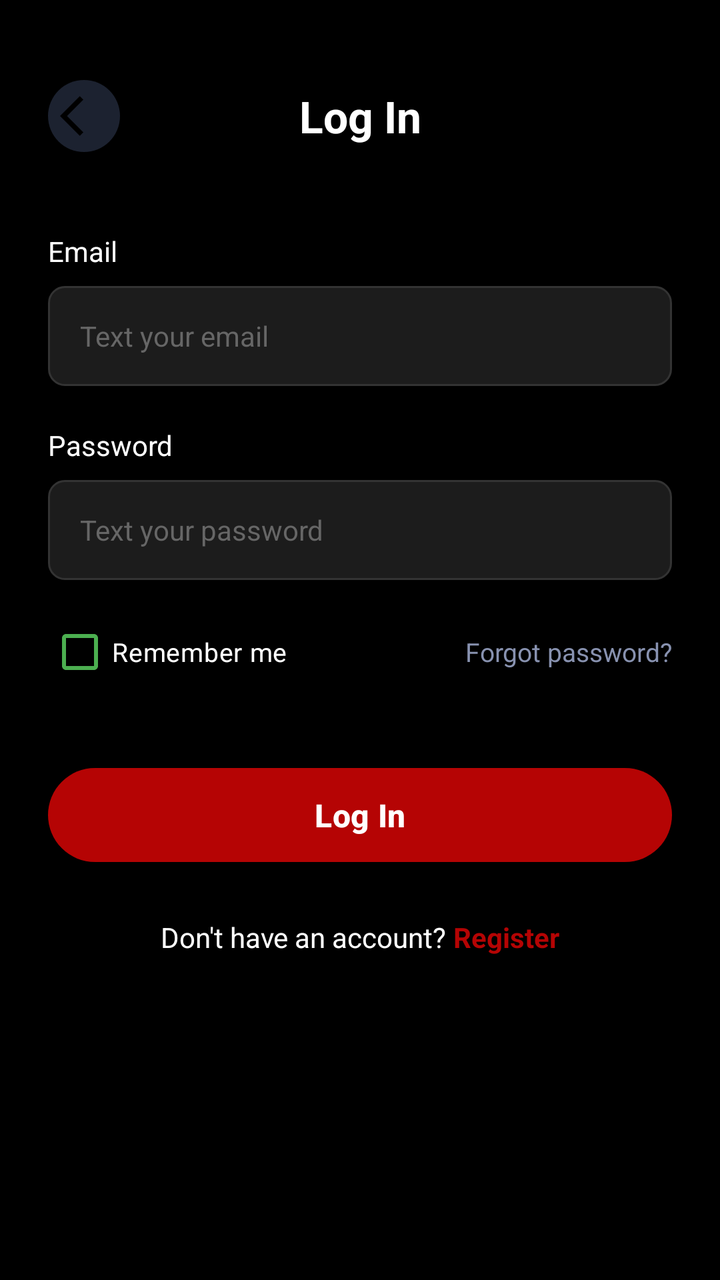
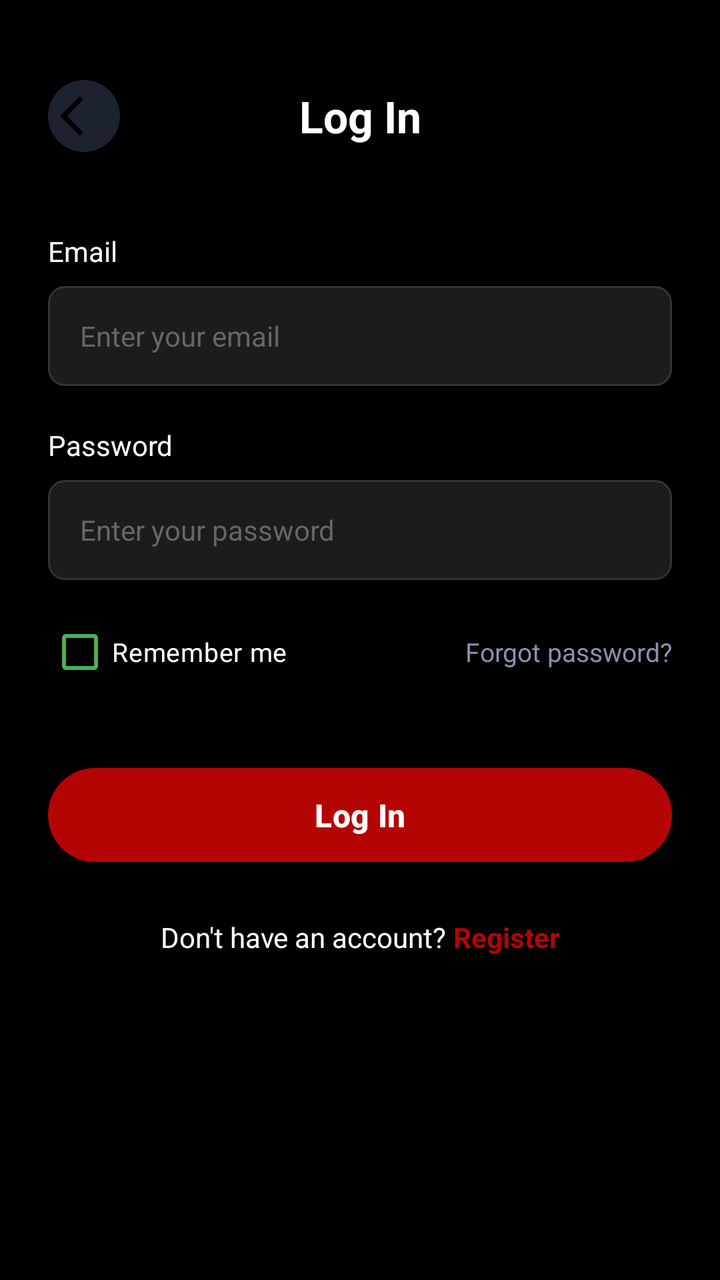

Screens rendered from an Android XML layout before and after an edit, with the pre-edit source and the edit as a unified diff.
<!-- AndroidManifest.xml: activity theme Theme.Assignment1 -->
<!-- res/layout/activity_login.xml -->
<?xml version="1.0" encoding="utf-8"?>
<ScrollView xmlns:android="http://schemas.android.com/apk/res/android"
    xmlns:app="http://schemas.android.com/apk/res-auto"
    android:layout_width="match_parent"
    android:layout_height="match_parent"
    android:background="@color/black"
    android:fillViewport="true">

    <LinearLayout
        android:layout_width="match_parent"
        android:layout_height="wrap_content"
        android:orientation="vertical"
        android:padding="24dp">

        
        <LinearLayout
            android:layout_width="match_parent"
            android:layout_height="wrap_content"
            android:orientation="horizontal"
            android:gravity="center_vertical"
            android:layout_marginBottom="40dp"
            android:layout_marginTop="16dp">

            <ImageButton
                android:id="@+id/btnBack"
                android:layout_width="36dp"
                android:layout_height="36dp"
                android:src="@drawable/ic_back"
                android:background="@drawable/back_button_bg"
                android:padding="8dp"
                android:contentDescription="Back" />

            <TextView
                android:layout_width="0dp"
                android:layout_height="wrap_content"
                android:layout_weight="1"
                android:text="Log In"
                android:textColor="@color/white"
                android:textSize="22sp"
                android:textStyle="bold"
                android:gravity="center" />

            <View
                android:layout_width="36dp"
                android:layout_height="36dp" />

        </LinearLayout>

        
        <TextView
            android:layout_width="wrap_content"
            android:layout_height="wrap_content"
            android:text="Email"
            android:textColor="@color/white"
            android:textSize="14sp"
            android:layout_marginBottom="8dp" />

        
        <EditText
            android:id="@+id/etEmail"
            android:layout_width="match_parent"
            android:layout_height="50dp"
            android:background="@drawable/edit_text_bg"
            android:hint="Text your email"
            android:textColorHint="#666666"
            android:textColor="@color/white"
            android:paddingStart="16dp"
            android:paddingEnd="16dp"
            android:inputType="textEmailAddress"
            android:textSize="14sp"
            android:layout_marginBottom="20dp" />

        
        <TextView
            android:layout_width="wrap_content"
            android:layout_height="wrap_content"
            android:text="Password"
            android:textColor="@color/white"
            android:textSize="14sp"
            android:layout_marginBottom="8dp" />

        
        <EditText
            android:id="@+id/etPassword"
            android:layout_width="match_parent"
            android:layout_height="50dp"
            android:background="@drawable/edit_text_bg"
            android:hint="Text your password"
            android:textColorHint="#666666"
            android:textColor="@color/white"
            android:paddingStart="16dp"
            android:paddingEnd="16dp"
            android:inputType="textPassword"
            android:textSize="14sp"
            android:layout_marginBottom="12dp" />

        
        <LinearLayout
            android:layout_width="match_parent"
            android:layout_height="wrap_content"
            android:orientation="horizontal"
            android:gravity="center_vertical"
            android:layout_marginBottom="30dp">

            <CheckBox
                android:id="@+id/cbRememberMe"
                android:layout_width="wrap_content"
                android:layout_height="wrap_content"
                android:text="Remember me"
                android:textColor="@color/white"
                android:textSize="13sp"
                android:buttonTint="#4CAF50"
                android:checked="true" />

            <View
                android:layout_width="0dp"
                android:layout_height="0dp"
                android:layout_weight="1" />

            <TextView
                android:id="@+id/tvForgotPassword"
                android:layout_width="wrap_content"
                android:layout_height="wrap_content"
                android:text="Forgot password?"
                android:textColor="#8892B0"
                android:textSize="13sp" />

        </LinearLayout>

        
        <com.google.android.material.button.MaterialButton
            android:id="@+id/btnLogin"
            android:layout_width="match_parent"
            android:layout_height="55dp"
            android:text="Log In"
            android:textAllCaps="false"
            android:textColor="@color/white"
            android:textSize="16sp"
            android:textStyle="bold"
            app:cornerRadius="28dp"
            app:backgroundTint="@color/light_red" />

        
        <LinearLayout
            android:layout_width="match_parent"
            android:layout_height="wrap_content"
            android:orientation="horizontal"
            android:gravity="center"
            android:layout_marginTop="24dp">

            <TextView
                android:layout_width="wrap_content"
                android:layout_height="wrap_content"
                android:text="Don't have an account? "
                android:textColor="@color/white"
                android:textSize="14sp" />

            <TextView
                android:id="@+id/tvRegister"
                android:layout_width="wrap_content"
                android:layout_height="wrap_content"
                android:text="Register"
                android:textColor="@color/light_red"
                android:textSize="14sp"
                android:textStyle="bold" />

        </LinearLayout>

    </LinearLayout>
</ScrollView>
<!-- resources referenced by this layout -->
<resources>
  <color name="black">#FF000000</color>
  <color name="light_red">#b50404</color>
  <color name="white">#FFFFFFFF</color>
  <!-- drawable back_button_bg (drawable) -->
  <?xml version="1.0" encoding="utf-8"?>
  <shape xmlns:android="http://schemas.android.com/apk/res/android"
      android:shape="oval">
      <solid android:color="#1C2230" />
  </shape>
  <!-- drawable edit_text_bg (drawable) -->
  <?xml version="1.0" encoding="utf-8"?>
  <shape xmlns:android="http://schemas.android.com/apk/res/android"
      android:shape="rectangle">
      <solid android:color="#1C1C1C" />
      <corners android:radius="8dp" />
      <stroke
          android:width="1dp"
          android:color="#333333" />
  </shape>
  <!-- drawable ic_back (drawable) -->
  <vector xmlns:android="http://schemas.android.com/apk/res/android" android:autoMirrored="true" android:height="24dp" android:tint="#000000" android:viewportHeight="24" android:viewportWidth="24" android:width="24dp">
        
      <path android:fillColor="@android:color/white" android:pathData="M11.67,3.87L9.9,2.1 0,12l9.9,9.9 1.77,-1.77L3.54,12z"/>
      
  </vector>
  <style name="Theme.Assignment1" parent="Base.Theme.Assignment1" />
  <style name="Base.Theme.Assignment1" parent="Theme.Material3.DayNight.NoActionBar">
          
          
      </style>
</resources>

<!-- the commit's change to res/layout/activity_login.xml (unified diff, before → after) -->
@@ -61,7 +61,7 @@
             android:layout_width="match_parent"
             android:layout_height="50dp"
             android:background="@drawable/edit_text_bg"
-            android:hint="Text your email"
+            android:hint="Enter your email"
             android:textColorHint="#666666"
             android:textColor="@color/white"
             android:paddingStart="16dp"
@@ -85,7 +85,7 @@
             android:layout_width="match_parent"
             android:layout_height="50dp"
             android:background="@drawable/edit_text_bg"
-            android:hint="Text your password"
+            android:hint="Enter your password"
             android:textColorHint="#666666"
             android:textColor="@color/white"
             android:paddingStart="16dp"
